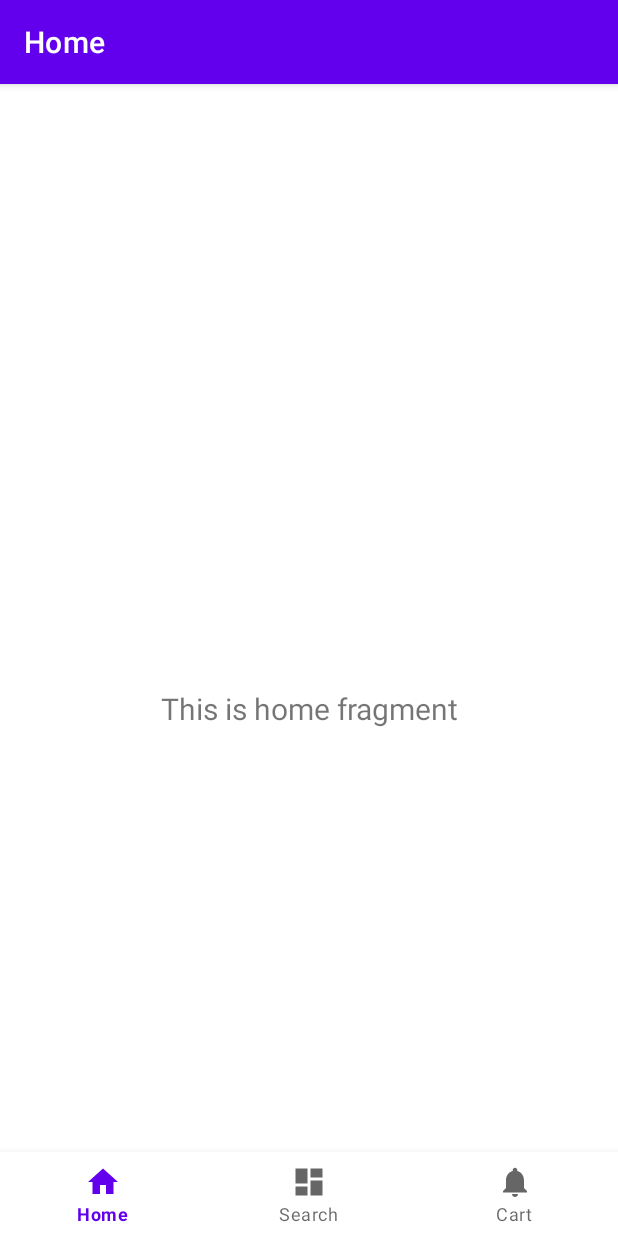
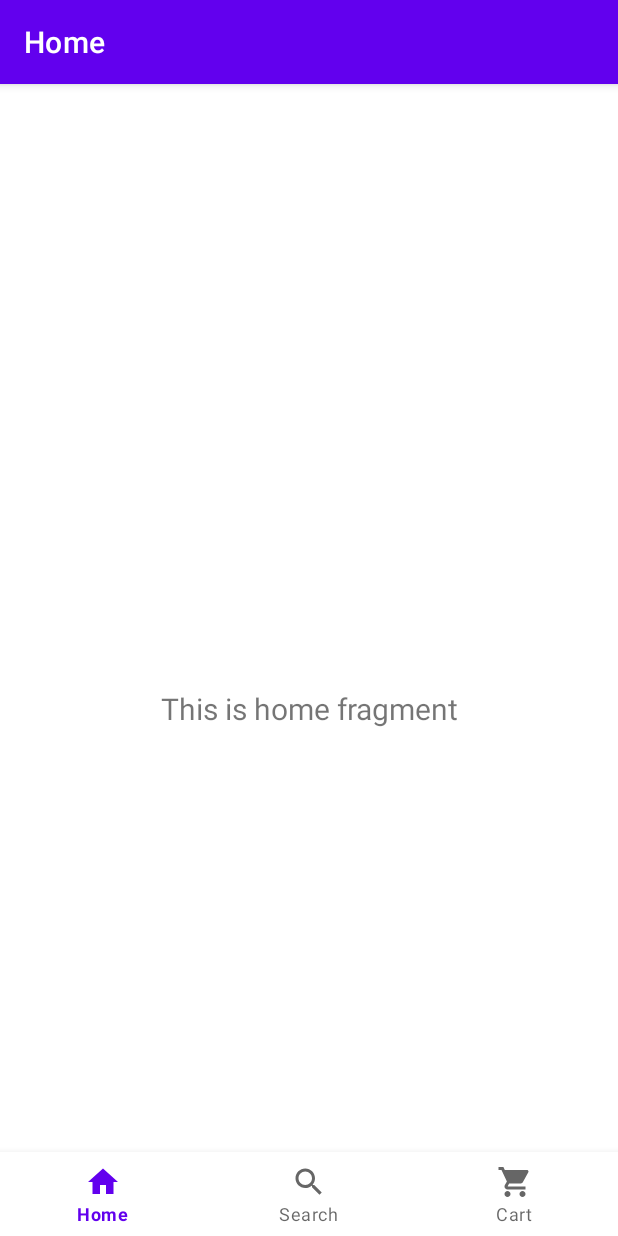
Before and after one commit to madeleinvillegas/Readwell-2.0, an Android app: the MainActivity screen opened directly, with no data from a screen before it, on a phone screen of 412 x 824 dp. Run offline under Robolectric (Android 15) with nearby library versions, the phone set to English and light mode, and no system bars; our stand-ins replace navigation-ui.

Commit message:
Replaced icons on bottom nav bar

```diff
--- /dev/null
+++ b/app/src/main/res/drawable/ic_cart_black_24.xml
@@ -0,0 +1,10 @@
+<vector xmlns:android="http://schemas.android.com/apk/res/android"
+    android:width="24dp"
+    android:height="24dp"
+    android:viewportWidth="24"
+    android:viewportHeight="24"
+    android:tint="?attr/colorControlNormal">
+  <path
+      android:fillColor="@android:color/black"
+      android:pathData="M7,18c-1.1,0 -1.99,0.9 -1.99,2S5.9,22 7,22s2,-0.9 2,-2 -0.9,-2 -2,-2zM1,2v2h2l3.6,7.59 -1.35,2.45c-0.16,0.28 -0.25,0.61 -0.25,0.96 0,1.1 0.9,2 2,2h12v-2L7.42,15c-0.14,0 -0.25,-0.11 -0.25,-0.25l0.03,-0.12 0.9,-1.63h7.45c0.75,0 1.41,-0.41 1.75,-1.03l3.58,-6.49c0.08,-0.14 0.12,-0.31 0.12,-0.48 0,-0.55 -0.45,-1 -1,-1L5.21,4l-0.94,-2L1,2zM17,18c-1.1,0 -1.99,0.9 -1.99,2s0.89,2 1.99,2 2,-0.9 2,-2 -0.9,-2 -2,-2z"/>
+</vector>
--- a/app/src/main/res/drawable/ic_dashboard_black_24dp.xml
+++ /dev/null
@@ -1,9 +0,0 @@
-<vector xmlns:android="http://schemas.android.com/apk/res/android"
-    android:width="24dp"
-    android:height="24dp"
-    android:viewportWidth="24.0"
-    android:viewportHeight="24.0">
-    <path
-        android:fillColor="#FF000000"
-        android:pathData="M3,13h8L11,3L3,3v10zM3,21h8v-6L3,15v6zM13,21h8L21,11h-8v10zM13,3v6h8L21,3h-8z" />
-</vector>
--- a/app/src/main/res/drawable/ic_notifications_black_24dp.xml
+++ /dev/null
@@ -1,9 +0,0 @@
-<vector xmlns:android="http://schemas.android.com/apk/res/android"
-    android:width="24dp"
-    android:height="24dp"
-    android:viewportWidth="24.0"
-    android:viewportHeight="24.0">
-    <path
-        android:fillColor="#FF000000"
-        android:pathData="M12,22c1.1,0 2,-0.9 2,-2h-4c0,1.1 0.89,2 2,2zM18,16v-5c0,-3.07 -1.64,-5.64 -4.5,-6.32L13.5,4c0,-0.83 -0.67,-1.5 -1.5,-1.5s-1.5,0.67 -1.5,1.5v0.68C7.63,5.36 6,7.92 6,11v5l-2,2v1h16v-1l-2,-2z" />
-</vector>
--- /dev/null
+++ b/app/src/main/res/drawable/ic_search_black_24dp.xml
@@ -0,0 +1,9 @@
+<vector xmlns:android="http://schemas.android.com/apk/res/android"
+    android:width="24dp"
+    android:height="24dp"
+    android:viewportWidth="24.0"
+    android:viewportHeight="24.0">
+    <path
+        android:fillColor="#FF000000"
+        android:pathData="M15.5,14h-0.79l-0.28,-0.27C15.41,12.59 16,11.11 16,9.5 16,5.91 13.09,3 9.5,3S3,5.91 3,9.5 5.91,16 9.5,16c1.61,0 3.09,-0.59 4.23,-1.57l0.27,0.28v0.79l5,4.99L20.49,19l-4.99,-5zM9.5,14C7.01,14 5,11.99 5,9.5S7.01,5 9.5,5 14,7.01 14,9.5 11.99,14 9.5,14z"/>
+</vector>
--- a/app/src/main/res/layout/activity_user_signup.xml
+++ b/app/src/main/res/layout/activity_user_signup.xml
@@ -1,6 +1,5 @@
 <?xml version="1.0" encoding="utf-8"?>
 <LinearLayout xmlns:android="http://schemas.android.com/apk/res/android"
-    xmlns:app="http://schemas.android.com/apk/res-auto"
     xmlns:tools="http://schemas.android.com/tools"
     android:layout_width="match_parent"
     android:layout_height="match_parent"
--- a/app/src/main/res/menu/bottom_nav_menu.xml
+++ b/app/src/main/res/menu/bottom_nav_menu.xml
@@ -8,12 +8,12 @@
 <!--    TODO: Change the icons-->
     <item
         android:id="@+id/navigation_dashboard"
-        android:icon="@drawable/ic_dashboard_black_24dp"
+        android:icon="@drawable/ic_search_black_24dp"
         android:title="@string/title_search" />
 
     <item
         android:id="@+id/navigation_notifications"
-        android:icon="@drawable/ic_notifications_black_24dp"
+        android:icon="@drawable/ic_cart_black_24"
         android:title="@string/title_cart" />
 
 </menu>
```
Also changed, not shown: app/src/main/java/ph/edu/dlsu/readwell20/UserSignup.java (+72 -0 lines).
